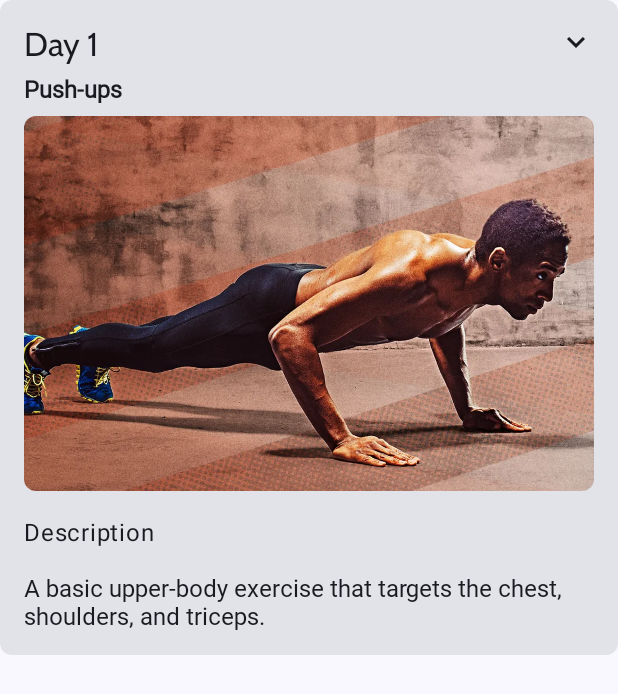
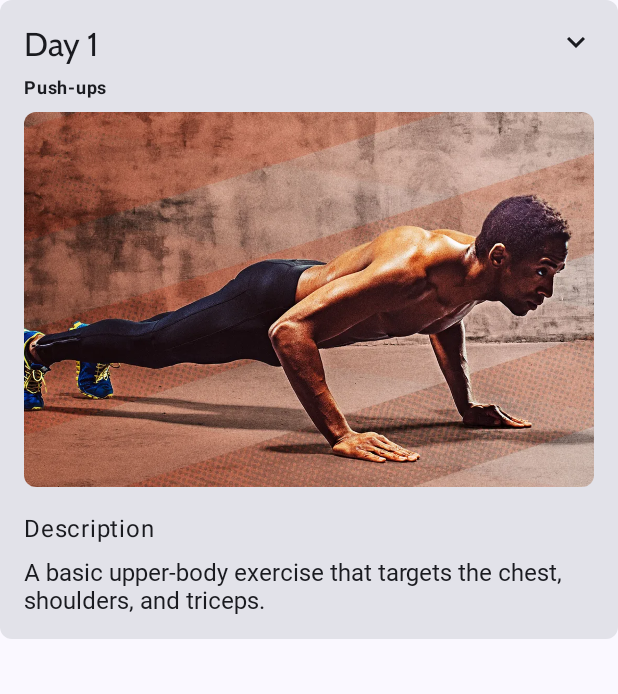
Before and after one commit to fernandopeguero/30Days, an Android app built with Jetpack Compose: the composable ExerciseCard called with sample values from the repository, after a tap on an icon or button, on a phone screen of 412 x 824 dp. Shown: the top 694 px of the screen. Run offline under Robolectric (Android 15) with nearby library versions, the phone set to English and light mode, and no system bars; Roboto replaces fonts that are not available here.

Commit message:
Add padding trough modifier to composables

```diff
--- a/app/src/main/java/com/example/a30days/screens/ExercisesScreen.kt
+++ b/app/src/main/java/com/example/a30days/screens/ExercisesScreen.kt
@@ -31,6 +31,7 @@ import androidx.compose.ui.layout.ContentScale
 import androidx.compose.ui.res.dimensionResource
 import androidx.compose.ui.res.painterResource
 import androidx.compose.ui.res.stringResource
+import androidx.compose.ui.text.font.FontWeight
 import androidx.compose.ui.tooling.preview.Preview
 import androidx.compose.ui.unit.dp
 import com.example.a30days.R
@@ -62,9 +63,10 @@ fun ExerciseCard(exercise:Exercise, modifier: Modifier = Modifier) {
             Row {
                 Text(
                     text = stringResource(R.string.day, exercise.day),
-                    style = MaterialTheme.typography.titleLarge
+                    style = MaterialTheme.typography.titleLarge,
+                    modifier = Modifier
                 )
-                Spacer(modifier = Modifier.weight(1f))
+                Spacer(modifier = Modifier.weight(.5f))
                 Icon(
                     imageVector = if (expanded) Icons.Default.KeyboardArrowDown else Icons.Default.KeyboardArrowUp,
                     contentDescription = null,
@@ -72,7 +74,8 @@ fun ExerciseCard(exercise:Exercise, modifier: Modifier = Modifier) {
             }
             Text(
                 text = stringResource(exercise.name),
-                style = MaterialTheme.typography.titleSmall,
+                style = MaterialTheme.typography.labelMedium,
+                fontWeight = FontWeight.Bold,
                 modifier = Modifier.padding(
                     top = dimensionResource(R.dimen.padding_small),
                     bottom = dimensionResource(R.dimen.padding_small))
@@ -100,6 +103,9 @@ fun ExerciseCard(exercise:Exercise, modifier: Modifier = Modifier) {
 
 @Composable
 fun ExerciseDescription(description: String , modifier: Modifier = Modifier) {
+    Column (
+        modifier = modifier
+    ) {
         Spacer(
             modifier.padding(8.dp)
         )
@@ -107,12 +113,14 @@ fun ExerciseDescription(description: String , modifier: Modifier = Modifier) {
             text = "Description"
         )
         Spacer(
-        modifier = Modifier.padding(8.dp)
+            modifier = Modifier.padding(4.dp)
         )
         Text(
             text = description,
             style = MaterialTheme.typography.bodyMedium
         )
+    }
+
 }
 
 @Composable
```
Lines whose indentation alone changed are shown as unchanged.
